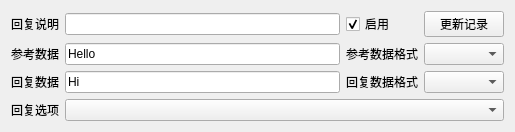
The window that src/pages/page/other/autoresponse/SAKAutoResponseItemWidget.ui (x-tools-author/x-tools) describes before a commit, drawn with Qt 5.
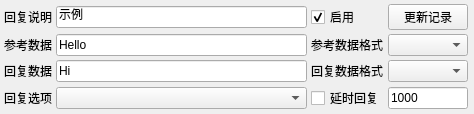
The same window after the commit.

What changed in the file:
```diff
--- a/src/pages/page/other/autoresponse/SAKAutoResponseItemWidget.ui
+++ b/src/pages/page/other/autoresponse/SAKAutoResponseItemWidget.ui
@@ -6,14 +6,29 @@
    <rect>
     <x>0</x>
     <y>0</y>
-    <width>515</width>
-    <height>119</height>
+    <width>474</width>
+    <height>103</height>
    </rect>
   </property>
   <property name="windowTitle">
    <string>Form</string>
   </property>
   <layout class="QGridLayout" name="gridLayout">
+   <property name="leftMargin">
+    <number>4</number>
+   </property>
+   <property name="topMargin">
+    <number>4</number>
+   </property>
+   <property name="rightMargin">
+    <number>6</number>
+   </property>
+   <property name="bottomMargin">
+    <number>4</number>
+   </property>
+   <property name="spacing">
+    <number>4</number>
+   </property>
    <item row="0" column="0">
     <widget class="QLabel" name="label">
      <property name="text">
@@ -24,7 +39,7 @@
    <item row="0" column="1">
     <widget class="QLineEdit" name="remarkLineEdit">
      <property name="text">
-      <string notr="true"/>
+      <string notr="true">示例</string>
      </property>
     </widget>
    </item>
@@ -83,16 +98,6 @@
      </property>
     </widget>
    </item>
-   <item row="3" column="1" colspan="3">
-    <widget class="QComboBox" name="optionComboBox">
-     <property name="sizePolicy">
-      <sizepolicy hsizetype="Expanding" vsizetype="Fixed">
-       <horstretch>0</horstretch>
-       <verstretch>0</verstretch>
-      </sizepolicy>
-     </property>
-    </widget>
-   </item>
    <item row="0" column="2">
     <widget class="QCheckBox" name="enableCheckBox">
      <property name="text">
@@ -113,6 +118,36 @@
      </property>
     </widget>
    </item>
+   <item row="3" column="1">
+    <widget class="QComboBox" name="optionComboBox">
+     <property name="sizePolicy">
+      <sizepolicy hsizetype="Expanding" vsizetype="Fixed">
+       <horstretch>0</horstretch>
+       <verstretch>0</verstretch>
+      </sizepolicy>
+     </property>
+    </widget>
+   </item>
+   <item row="3" column="2">
+    <widget class="QCheckBox" name="delayResponseCheckBox">
+     <property name="text">
+      <string>延时回复</string>
+     </property>
+    </widget>
+   </item>
+   <item row="3" column="3">
+    <widget class="QLineEdit" name="delayResponseLineEdit">
+     <property name="sizePolicy">
+      <sizepolicy hsizetype="Ignored" vsizetype="Fixed">
+       <horstretch>0</horstretch>
+       <verstretch>0</verstretch>
+      </sizepolicy>
+     </property>
+     <property name="text">
+      <string notr="true">1000</string>
+     </property>
+    </widget>
+   </item>
   </layout>
  </widget>
  <resources/>
```
Left out of the diff: 4 changed lines with no effect on the pictures.
